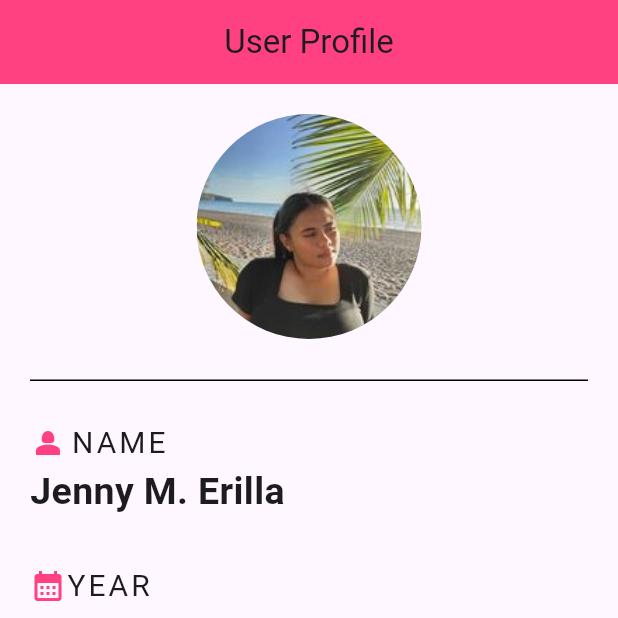
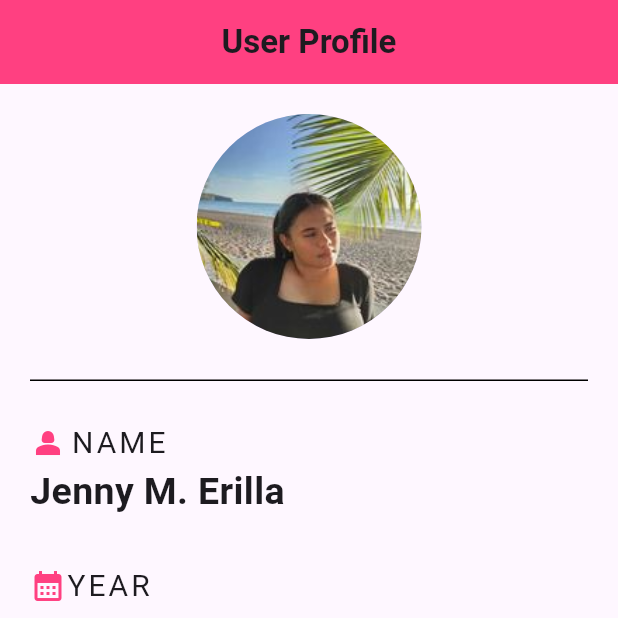
Before and after one commit to jennyerilla02/frontweunis, a Flutter app: the screen it shows after launch, on a phone screen of 412 x 824 dp, the top half of it. Run offline on Flutter 3.47's test engine with Material 3 defaults, Android fonts, the phone set to English and light mode, and no system bars.

Commit message:
update stateful widgets

```diff
--- a/lib/home.dart
+++ b/lib/home.dart
@@ -14,7 +14,10 @@ class _HomeState extends State<Home> {
   Widget build(BuildContext context) {
     return Scaffold(
       appBar: AppBar(
-        title: Text('User Profile'),
+        title: Text('User Profile',
+        style: TextStyle(
+          fontWeight: FontWeight.bold,
+        ),),
         backgroundColor: Colors.pinkAccent,
         centerTitle: true,
       ),
```
